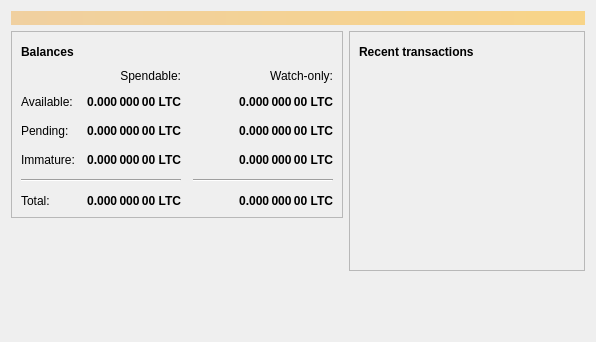
Old version of the form src/qt/forms/overviewpage.ui in the repository axedr/gamerscoin-project.
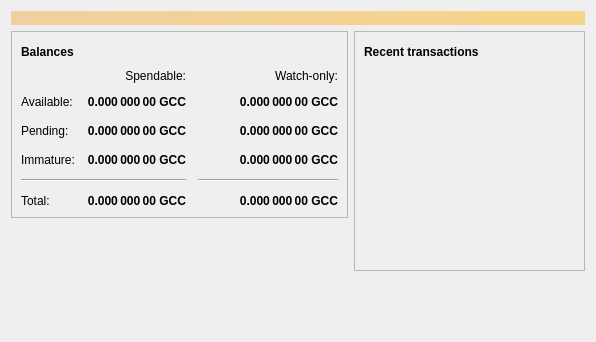
New version of the form. Icons and pictures are not drawn.

Diff of the .ui file:
```diff
--- a/src/qt/forms/overviewpage.ui
+++ b/src/qt/forms/overviewpage.ui
@@ -129,7 +129,7 @@
                <string>Unconfirmed transactions to watch-only addresses</string>
               </property>
               <property name="text">
-               <string notr="true">0.000 000 00 LTC</string>
+               <string notr="true">0.000 000 00 GCC</string>
               </property>
               <property name="alignment">
                <set>Qt::AlignRight|Qt::AlignTrailing|Qt::AlignVCenter</set>
@@ -154,7 +154,7 @@
                <string>Total of transactions that have yet to be confirmed, and do not yet count toward the spendable balance</string>
               </property>
               <property name="text">
-               <string notr="true">0.000 000 00 LTC</string>
+               <string notr="true">0.000 000 00 GCC</string>
               </property>
               <property name="alignment">
                <set>Qt::AlignRight|Qt::AlignTrailing|Qt::AlignVCenter</set>
@@ -179,7 +179,7 @@
                <string>Mined balance in watch-only addresses that has not yet matured</string>
               </property>
               <property name="text">
-               <string notr="true">0.000 000 00 LTC</string>
+               <string notr="true">0.000 000 00 GCC</string>
               </property>
               <property name="alignment">
                <set>Qt::AlignRight|Qt::AlignTrailing|Qt::AlignVCenter</set>
@@ -237,7 +237,7 @@
                <string>Mined balance that has not yet matured</string>
               </property>
               <property name="text">
-               <string notr="true">0.000 000 00 LTC</string>
+               <string notr="true">0.000 000 00 GCC</string>
               </property>
               <property name="alignment">
                <set>Qt::AlignRight|Qt::AlignTrailing|Qt::AlignVCenter</set>
@@ -282,7 +282,7 @@
                <string>Your current total balance</string>
               </property>
               <property name="text">
-               <string notr="true">0.000 000 00 LTC</string>
+               <string notr="true">0.000 000 00 GCC</string>
               </property>
               <property name="alignment">
                <set>Qt::AlignRight|Qt::AlignTrailing|Qt::AlignVCenter</set>
@@ -307,7 +307,7 @@
                <string>Current total balance in watch-only addresses</string>
               </property>
               <property name="text">
-               <string notr="true">0.000 000 00 LTC</string>
+               <string notr="true">0.000 000 00 GCC</string>
               </property>
               <property name="alignment">
                <set>Qt::AlignRight|Qt::AlignTrailing|Qt::AlignVCenter</set>
@@ -349,7 +349,7 @@
                <string>Your current spendable balance</string>
               </property>
               <property name="text">
-               <string notr="true">0.000 000 00 LTC</string>
+               <string notr="true">0.000 000 00 GCC</string>
               </property>
               <property name="alignment">
                <set>Qt::AlignRight|Qt::AlignTrailing|Qt::AlignVCenter</set>
@@ -374,7 +374,7 @@
                <string>Your current balance in watch-only addresses</string>
               </property>
               <property name="text">
-               <string notr="true">0.000 000 00 LTC</string>
+               <string notr="true">0.000 000 00 GCC</string>
               </property>
               <property name="alignment">
                <set>Qt::AlignRight|Qt::AlignTrailing|Qt::AlignVCenter</set>
```
